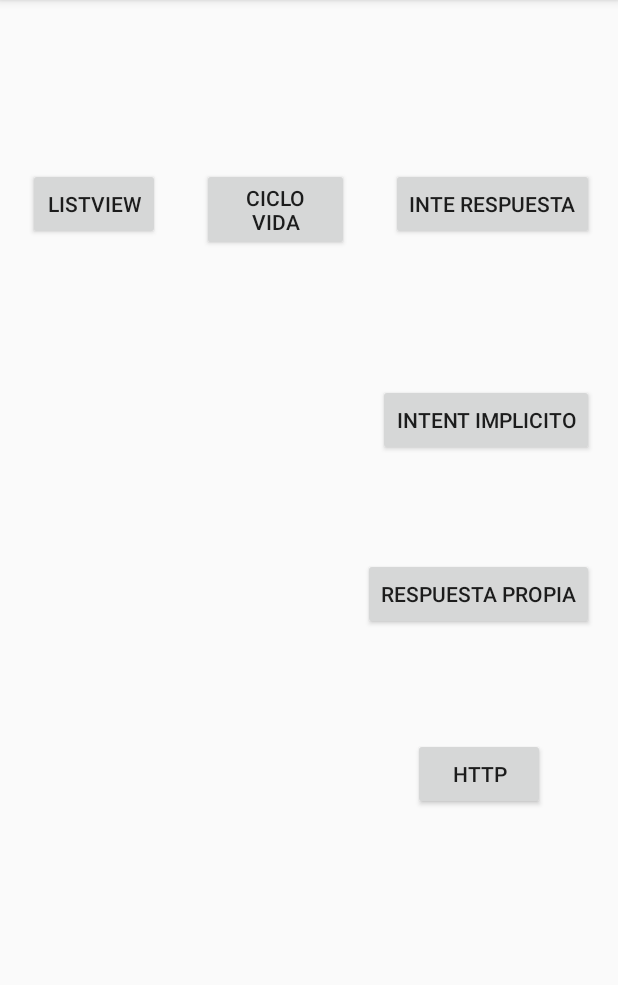
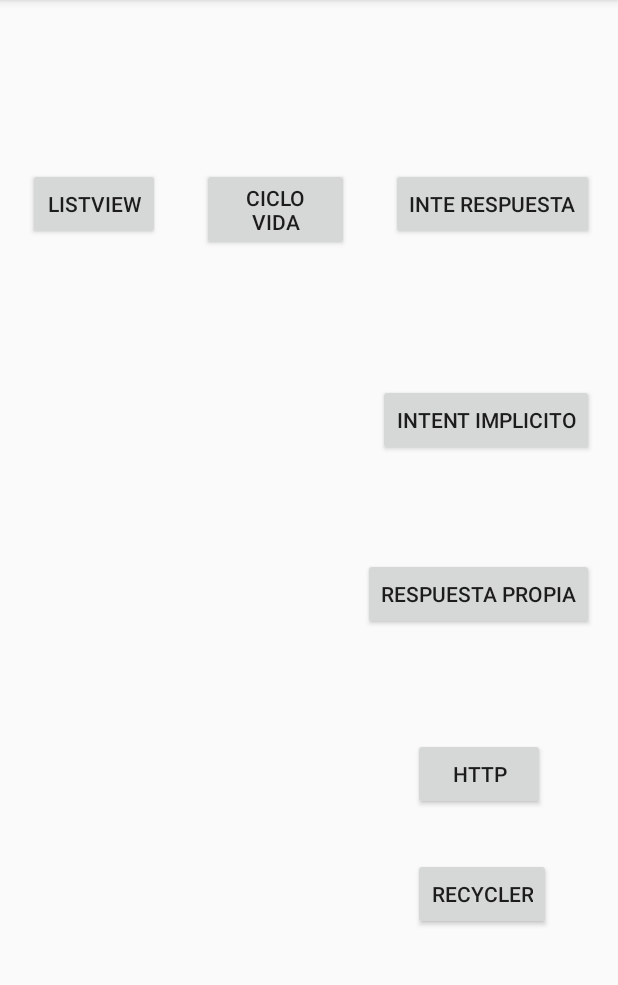
Before and after one commit to 2020-A-Moviles-GR1/mov-reinoso-alvarado-washington-paul, an Android app: the screen it shows after launch (MainActivity), on a phone screen of 412 x 824 dp, the part 84-1069 px from its top. Run offline under Robolectric (Android 15) with nearby library versions, the phone set to English and light mode, and no system bars.

Commit message:
RecyclerVies

```diff
--- a/02-android/app/build.gradle
+++ b/02-android/app/build.gradle
@@ -45,5 +45,7 @@ dependencies {
     androidTestImplementation 'androidx.test.espresso:espresso-core:3.2.0'
     implementation 'com.github.kittinunf.fuel:fuel:2.2.0'
     implementation 'com.beust:klaxon:5.4'
+    implementation 'androidx.recyclerview:recyclerview:1.0.0'
+    implementation 'androidx.legacy:legacy-support-v4:1.0.0'
 
 }
--- a/02-android/app/src/main/res/layout/activity_main.xml
+++ b/02-android/app/src/main/res/layout/activity_main.xml
@@ -72,4 +72,15 @@
         app:layout_constraintEnd_toEndOf="@+id/btn_resp_propia"
         app:layout_constraintStart_toStartOf="@+id/btn_resp_propia"
         app:layout_constraintTop_toBottomOf="@+id/btn_resp_propia" />
+
+    <Button
+        android:id="@+id/btn_recycler"
+        android:layout_width="wrap_content"
+        android:layout_height="wrap_content"
+        android:layout_marginTop="32dp"
+        android:text="RECYCLER"
+        app:layout_constraintEnd_toEndOf="@+id/btn_http"
+        app:layout_constraintHorizontal_bias="0.0"
+        app:layout_constraintStart_toStartOf="@+id/btn_http"
+        app:layout_constraintTop_toBottomOf="@+id/btn_http" />
 </androidx.constraintlayout.widget.ConstraintLayout>
```
Also changed, not shown: 02-android/app/src/main/AndroidManifest.xml (+4 -3 lines), 02-android/app/src/main/java/com/example/moviles_1/HttpActivity.kt (+38 -0 lines), 02-android/app/src/main/java/com/example/moviles_1/RecyclerAdaptador.kt (added, +28 -0 lines), 02-android/app/src/main/java/com/example/moviles_1/RecyclerVIewActivity.kt (added, +11 -0 lines), 02-android/app/src/main/res/layout/activity_recycler_v_iew.xml (added, +9 -0 lines).
